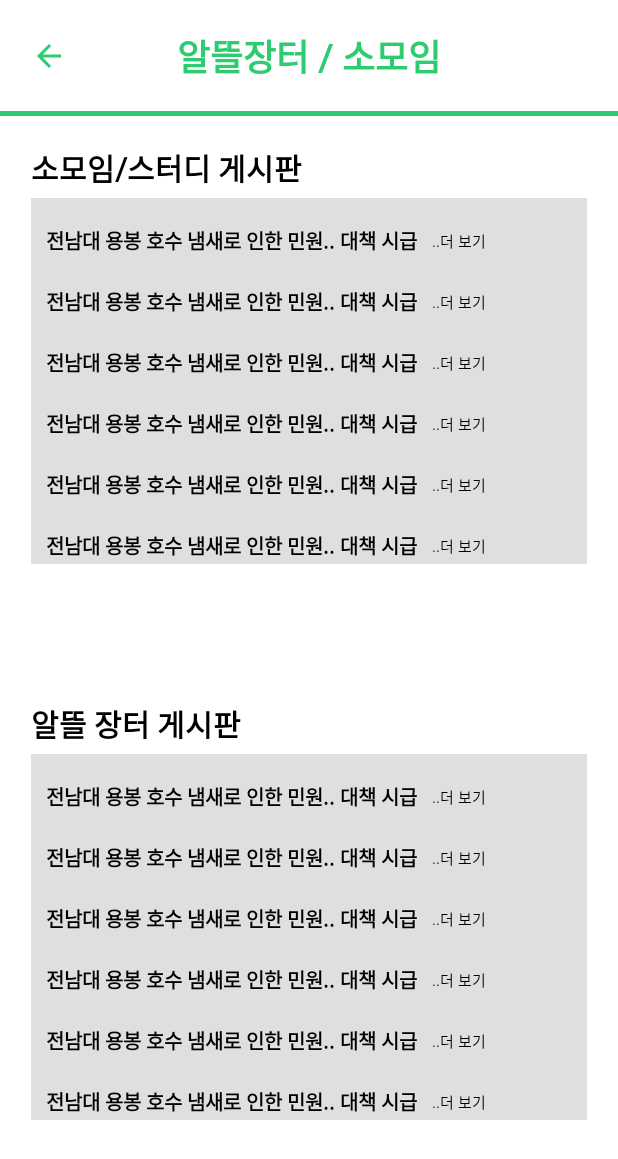
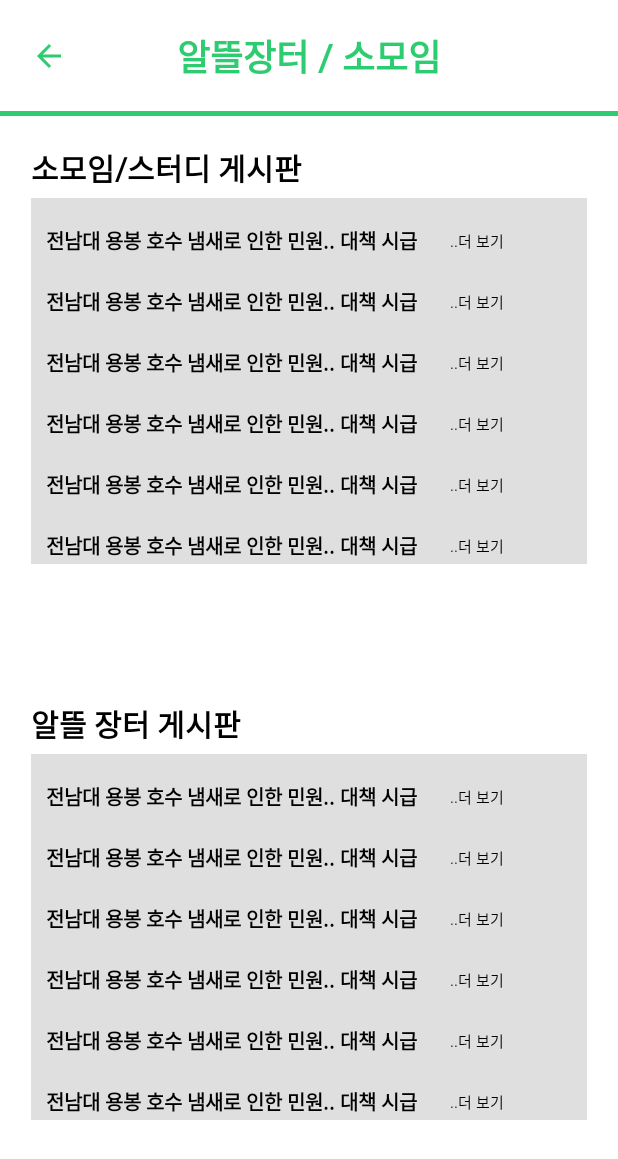
Before and after one commit to millionswillnd/JNUCenter, an Android app: the BoardActivity screen opened directly, with no data from a screen before it, on a phone screen of 412 x 824 dp. Shown: the top 1159 px of the screen. Run offline under Robolectric (Android 15) with nearby library versions, the phone set to English and light mode, and no system bars; our stand-ins replace data binding; network calls fail.

```diff
--- a/app/src/main/AndroidManifest.xml
+++ b/app/src/main/AndroidManifest.xml
@@ -5,6 +5,7 @@
     <uses-permission android:name="android.permission.INTERNET" />
     <uses-permission android:name="android.permission.CALL_PHONE" />
     <uses-permission android:name="android.permission.WAKE_LOCK" />
+    <uses-permission android:name="android.permission.RECORD_AUDIO"></uses-permission>
 
     <application
         android:name=".mvvm.feature.application.JnuApplication"
@@ -15,7 +16,9 @@
         android:supportsRtl="true"
         android:theme="@style/Theme.JNUCenter"
         android:usesCleartextTraffic="true">
-        <activity android:name=".mvvm.feature.board.BoardActivity"></activity>
+        <activity android:name=".mvvm.feature.record.RecordActivity"></activity>
+        <activity android:name=".mvvm.feature.place.PlaceActivity" />
+        <activity android:name=".mvvm.feature.board.BoardActivity" />
         <activity android:name=".mvvm.feature.food.FoodActivity" />
         <activity android:name=".mvvm.feature.alarm.AlarmActivity" />
         <activity android:name=".mvvm.feature.lecture.LectureDateActivity" />
--- a/app/src/main/java/com/jiib/jnucenter/mvvm/feature/alarm/FcmService.kt
+++ b/app/src/main/java/com/jiib/jnucenter/mvvm/feature/alarm/FcmService.kt
@@ -50,6 +50,12 @@ class FcmService : FirebaseMessagingService() {
             intent.flags = Intent.FLAG_ACTIVITY_NEW_TASK or Intent.FLAG_ACTIVITY_CLEAR_TASK
             content_view.setImageViewResource(R.id.fcm_icon, R.drawable.main_icon_color_food)
         }
+        // 장학인 경우
+        else if (p0.data.get("title")!!.contains("장학")){
+            intent = Intent(applicationContext, MainActivity::class.java)
+            intent.flags = Intent.FLAG_ACTIVITY_NEW_TASK or Intent.FLAG_ACTIVITY_CLEAR_TASK
+            content_view.setImageViewResource(R.id.fcm_icon, R.drawable.fcm_icon_scholarship)
+        }
         // 강의기한인 경우
         else {
             intent = Intent(applicationContext, LectureDateActivity::class.java)
--- /dev/null
+++ b/app/src/main/java/com/jiib/jnucenter/mvvm/repository/RecordRepository.kt
@@ -0,0 +1,4 @@
+package com.jiib.jnucenter.mvvm.repository
+
+class RecordRepository {
+}
--- a/app/src/main/java/com/jiib/jnucenter/mvvm/repository/network/retrofit/RetrofitClient.kt
+++ b/app/src/main/java/com/jiib/jnucenter/mvvm/repository/network/retrofit/RetrofitClient.kt
@@ -14,6 +14,8 @@ class RetrofitClient {
         private var instance : Retrofit? = null
         // 추후 실제 서버 base url로 수정
         private const val BASE_URL = "http://172.30.1.48:8080"
+        // aws에 올린 주소
+        // private const val BASE_URL = "http://3.23.52.39:8080"
 
         // 로깅용 인터셉터
         val interceptor = HttpLoggingInterceptor().apply{
--- /dev/null
+++ b/app/src/main/res/drawable/fcm_icon_scholarship.xml
@@ -0,0 +1,5 @@
+<vector android:height="24dp" android:tint="#69F14E"
+    android:viewportHeight="24" android:viewportWidth="24"
+    android:width="24dp" xmlns:android="http://schemas.android.com/apk/res/android">
+    <path android:fillColor="@android:color/white" android:pathData="M5,13.18v4L12,21l7,-3.82v-4L12,17l-7,-3.82zM12,3L1,9l11,6 9,-4.91V17h2V9L12,3z"/>
+</vector>
--- a/app/src/main/res/layout/activity_board.xml
+++ b/app/src/main/res/layout/activity_board.xml
@@ -139,71 +139,91 @@
         android:background="@color/grey"
         >
 
+        <androidx.constraintlayout.widget.Guideline
+            android:id="@+id/end_guide"
+            android:layout_width="wrap_content"
+            android:layout_height="wrap_content"
+            android:orientation="vertical"
+            app:layout_constraintGuide_percent="0.98"
+            ></androidx.constraintlayout.widget.Guideline>
+
         <com.jiib.jnucenter.mvvm.feature.main.CustomNewsTitle
             android:id="@+id/main_meeting_title1"
-            android:layout_width="wrap_content"
+            android:layout_width="0dp"
             android:layout_height="wrap_content"
             app:title="전남대 용봉 호수 냄새로 인한 민원.. 대책 시급"
             android:layout_marginTop="15dp"
             android:layout_marginStart="10dp"
             app:layout_constraintTop_toTopOf="parent"
             app:layout_constraintStart_toStartOf="parent"
+            app:layout_constraintEnd_toStartOf="@id/end_guide"
+            app:layout_constraintHorizontal_bias="0"
             ></com.jiib.jnucenter.mvvm.feature.main.CustomNewsTitle>
 
         <com.jiib.jnucenter.mvvm.feature.main.CustomNewsTitle
             android:id="@+id/main_meeting_title2"
-            android:layout_width="wrap_content"
+            android:layout_width="0dp"
             android:layout_height="wrap_content"
             app:title="전남대 용봉 호수 냄새로 인한 민원.. 대책 시급"
             android:layout_marginTop="15dp"
             android:layout_marginStart="10dp"
             app:layout_constraintTop_toBottomOf="@id/main_meeting_title1"
             app:layout_constraintStart_toStartOf="parent"
+            app:layout_constraintEnd_toStartOf="@id/end_guide"
+            app:layout_constraintHorizontal_bias="0"
             ></com.jiib.jnucenter.mvvm.feature.main.CustomNewsTitle>
 
         <com.jiib.jnucenter.mvvm.feature.main.CustomNewsTitle
             android:id="@+id/main_meeting_title3"
-            android:layout_width="wrap_content"
+            android:layout_width="0dp"
             android:layout_height="wrap_content"
             app:title="전남대 용봉 호수 냄새로 인한 민원.. 대책 시급"
             android:layout_marginTop="15dp"
             android:layout_marginStart="10dp"
             app:layout_constraintTop_toBottomOf="@id/main_meeting_title2"
             app:layout_constraintStart_toStartOf="parent"
+            app:layout_constraintEnd_toStartOf="@id/end_guide"
+            app:layout_constraintHorizontal_bias="0"
             ></com.jiib.jnucenter.mvvm.feature.main.CustomNewsTitle>
 
 
         <com.jiib.jnucenter.mvvm.feature.main.CustomNewsTitle
             android:id="@+id/main_meeting_title4"
-            android:layout_width="wrap_content"
+            android:layout_width="0dp"
             android:layout_height="wrap_content"
             app:title="전남대 용봉 호수 냄새로 인한 민원.. 대책 시급"
             android:layout_marginTop="15dp"
             android:layout_marginStart="10dp"
             app:layout_constraintTop_toBottomOf="@id/main_meeting_title3"
             app:layout_constraintStart_toStartOf="parent"
+            app:layout_constraintEnd_toStartOf="@id/end_guide"
+            app:layout_constraintHorizontal_bias="0"
             ></com.jiib.jnucenter.mvvm.feature.main.CustomNewsTitle>
 
         <com.jiib.jnucenter.mvvm.feature.main.CustomNewsTitle
             android:id="@+id/main_meeting_title5"
-            android:layout_width="wrap_content"
+            android:layout_width="0dp"
             android:layout_height="wrap_content"
             app:title="전남대 용봉 호수 냄새로 인한 민원.. 대책 시급"
             android:layout_marginTop="15dp"
             android:layout_marginStart="10dp"
             app:layout_constraintTop_toBottomOf="@id/main_meeting_title4"
             app:layout_constraintStart_toStartOf="parent"
+            app:layout_constraintEnd_toStartOf="@id/end_guide"
+            app:layout_constraintHorizontal_bias="0"
             ></com.jiib.jnucenter.mvvm.feature.main.CustomNewsTitle>
 
         <com.jiib.jnucenter.mvvm.feature.main.CustomNewsTitle
             android:id="@+id/main_meeting_title6"
-            android:layout_width="wrap_content"
+            android:layout_width="0dp"
             android:layout_height="wrap_content"
             app:title="전남대 용봉 호수 냄새로 인한 민원.. 대책 시급"
             android:layout_marginTop="15dp"
             android:layout_marginStart="10dp"
             app:layout_constraintTop_toBottomOf="@id/main_meeting_title5"
             app:layout_constraintStart_toStartOf="parent"
+            app:layout_constraintEnd_toStartOf="@id/end_guide"
+            app:layout_constraintHorizontal_bias="0"
             ></com.jiib.jnucenter.mvvm.feature.main.CustomNewsTitle>
     </androidx.constraintlayout.widget.ConstraintLayout>
     </ScrollView>
@@ -218,77 +238,100 @@
         app:layout_constraintStart_toEndOf="@id/board_left_guide"
         app:layout_constraintEnd_toStartOf="@id/board_right_guide"
         >
+
+
     <androidx.constraintlayout.widget.ConstraintLayout
         android:id="@+id/board_market_const"
         android:layout_width="match_parent"
         android:layout_height="match_parent"
         android:background="@color/grey"
         >
+
+        <androidx.constraintlayout.widget.Guideline
+            android:id="@+id/right_guide"
+            android:layout_width="wrap_content"
+            android:layout_height="wrap_content"
+            android:orientation="vertical"
+            app:layout_constraintGuide_percent="0.98"
+            ></androidx.constraintlayout.widget.Guideline>
+
         <com.jiib.jnucenter.mvvm.feature.main.CustomNewsTitle
             android:id="@+id/main_market_title1"
-            android:layout_width="wrap_content"
+            android:layout_width="0dp"
             android:layout_height="wrap_content"
             app:title="전남대 용봉 호수 냄새로 인한 민원.. 대책 시급"
             android:layout_marginTop="15dp"
             android:layout_marginStart="10dp"
             app:layout_constraintTop_toTopOf="parent"
             app:layout_constraintStart_toStartOf="parent"
+            app:layout_constraintEnd_toStartOf="@id/right_guide"
+            app:layout_constraintHorizontal_bias="0"
             ></com.jiib.jnucenter.mvvm.feature.main.CustomNewsTitle>
 
         <com.jiib.jnucenter.mvvm.feature.main.CustomNewsTitle
             android:id="@+id/main_market_title2"
-            android:layout_width="wrap_content"
+            android:layout_width="0dp"
             android:layout_height="wrap_content"
             app:title="전남대 용봉 호수 냄새로 인한 민원.. 대책 시급"
             android:layout_marginTop="15dp"
             android:layout_marginStart="10dp"
             app:layout_constraintTop_toBottomOf="@id/main_market_title1"
             app:layout_constraintStart_toStartOf="parent"
+            app:layout_constraintEnd_toStartOf="@id/right_guide"
+            app:layout_constraintHorizontal_bias="0"
             ></com.jiib.jnucenter.mvvm.feature.main.CustomNewsTitle>
 
         <com.jiib.jnucenter.mvvm.feature.main.CustomNewsTitle
             android:id="@+id/main_market_title3"
-            android:layout_width="wrap_content"
+            android:layout_width="0dp"
             android:layout_height="wrap_content"
             app:title="전남대 용봉 호수 냄새로 인한 민원.. 대책 시급"
             android:layout_marginTop="15dp"
             android:layout_marginStart="10dp"
             app:layout_constraintTop_toBottomOf="@id/main_market_title2"
             app:layout_constraintStart_toStartOf="parent"
+            app:layout_constraintEnd_toStartOf="@id/right_guide"
+            app:layout_constraintHorizontal_bias="0"
             ></com.jiib.jnucenter.mvvm.feature.main.CustomNewsTitle>
 
 
         <com.jiib.jnucenter.mvvm.feature.main.CustomNewsTitle
             android:id="@+id/main_market_title4"
-            android:layout_width="wrap_content"
+            android:layout_width="0dp"
             android:layout_height="wrap_content"
             app:title="전남대 용봉 호수 냄새로 인한 민원.. 대책 시급"
             android:layout_marginTop="15dp"
             android:layout_marginStart="10dp"
             app:layout_constraintTop_toBottomOf="@id/main_market_title3"
             app:layout_constraintStart_toStartOf="parent"
+            app:layout_constraintEnd_toStartOf="@id/right_guide"
+            app:layout_constraintHorizontal_bias="0"
             ></com.jiib.jnucenter.mvvm.feature.main.CustomNewsTitle>
 
         <com.jiib.jnucenter.mvvm.feature.main.CustomNewsTitle
             android:id="@+id/main_market_title5"
-            android:layout_width="wrap_content"
+            android:layout_width="0dp"
             android:layout_height="wrap_content"
             app:title="전남대 용봉 호수 냄새로 인한 민원.. 대책 시급"
             android:layout_marginTop="15dp"
             android:layout_marginStart="10dp"
             app:layout_constraintTop_toBottomOf="@id/main_market_title4"
             app:layout_constraintStart_toStartOf="parent"
+            app:layout_constraintEnd_toStartOf="@id/right_guide"
+            app:layout_constraintHorizontal_bias="0"
             ></com.jiib.jnucenter.mvvm.feature.main.CustomNewsTitle>
 
         <com.jiib.jnucenter.mvvm.feature.main.CustomNewsTitle
             android:id="@+id/main_market_title6"
-            android:layout_width="wrap_content"
+            android:layout_width="0dp"
             android:layout_height="wrap_content"
             app:title="전남대 용봉 호수 냄새로 인한 민원.. 대책 시급"
             android:layout_marginTop="15dp"
             android:layout_marginStart="10dp"
             app:layout_constraintTop_toBottomOf="@id/main_market_title5"
             app:layout_constraintStart_toStartOf="parent"
+            app:layout_constraintEnd_toStartOf="@id/right_guide"
+            app:layout_constraintHorizontal_bias="0"
             ></com.jiib.jnucenter.mvvm.feature.main.CustomNewsTitle>
     </androidx.constraintlayout.widget.ConstraintLayout>
     </ScrollView>
--- a/app/src/main/res/layout/mani_news_customview.xml
+++ b/app/src/main/res/layout/mani_news_customview.xml
@@ -13,6 +13,7 @@
         android:textStyle="bold"
         android:textColor="@color/black"
         android:clickable="false"
+        android:ellipsize="end"
         app:layout_constraintStart_toStartOf="parent"
         app:layout_constraintTop_toTopOf="parent"
         app:layout_constraintBottom_toBottomOf="parent"
```
Also changed, not shown: app/src/main/java/com/jiib/jnucenter/mvvm/feature/alarm/AlarmActivity.kt (+0 -11 lines), app/src/main/java/com/jiib/jnucenter/mvvm/feature/main/IconFirstFragment.kt (+6 -2 lines), app/src/main/java/com/jiib/jnucenter/mvvm/feature/place/PlaceActivity.kt (added, +19 -0 lines), app/src/main/java/com/jiib/jnucenter/mvvm/feature/record/RecordActivity.kt (added, +62 -0 lines), app/src/main/java/com/jiib/jnucenter/mvvm/feature/record/RecordViewModel.kt (added, +11 -0 lines), app/src/main/res/layout/activity_place.xml (added, +13 -0 lines), app/src/main/res/layout/activity_record.xml (added, +13 -0 lines).
